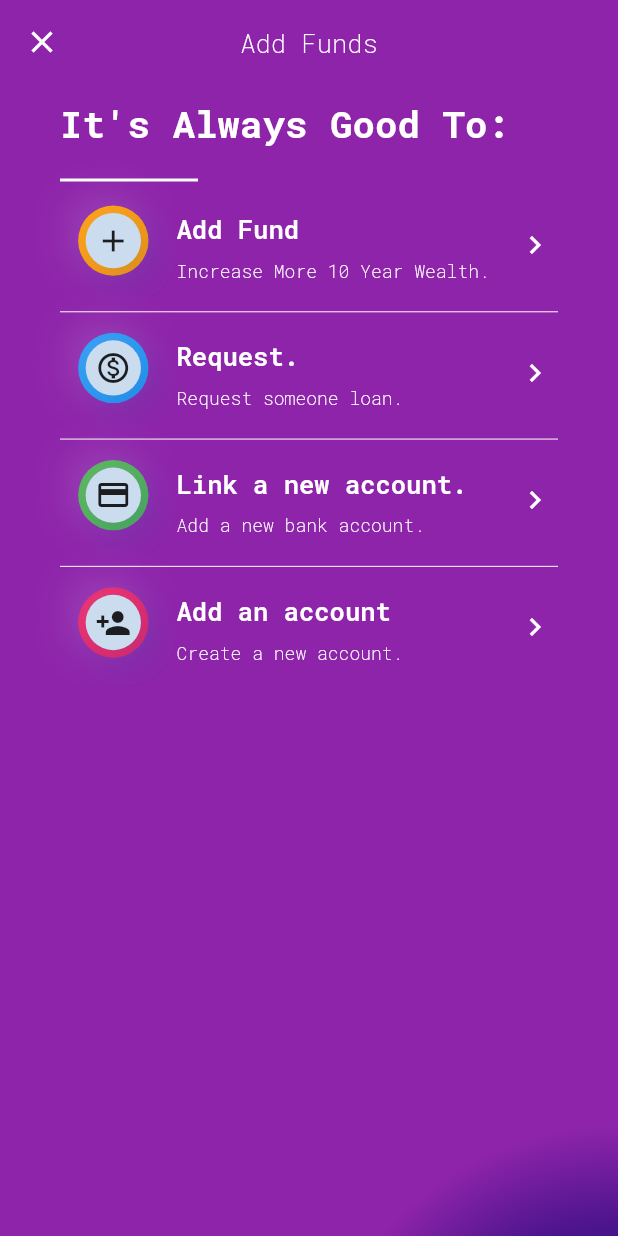
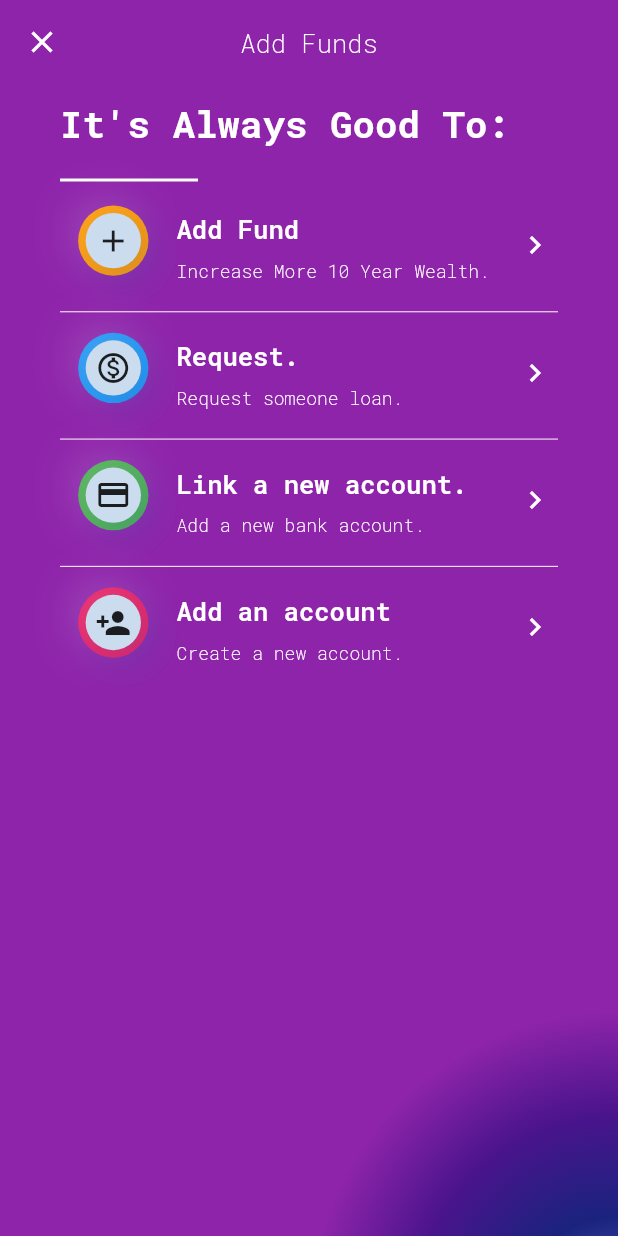
Before and after one commit to Chienja-Dev-Inc/wallet_ui_dev, a Flutter app: the WalletDashBoard screen opened directly, item 5 of the bottom bar chosen, after a tap on "Add", on a phone screen of 412 x 824 dp. Run offline on Flutter 3.47's test engine with Material 2 defaults, Android fonts, the phone set to English and light mode, and no system bars; our stand-ins replace auto_size_text, fl_chart, flutter_swiper, google_fonts, simple_animations, supercharged; missing offline and left inert: credit_card_slider.

```diff
--- a/lib/components/wallet_account.dart
+++ b/lib/components/wallet_account.dart
@@ -11,34 +11,48 @@ class WalletAccountContainer extends StatelessWidget {
       crossAxisAlignment: CrossAxisAlignment.start,
       children: [
         Container(
-          height: 180,
+          height: 200,
+          padding: EdgeInsets.all(10),
+          decoration: AppColors.kBoxDecorations,
           margin: EdgeInsets.symmetric(horizontal: width / 40),
           child: ListView(
             scrollDirection: Axis.horizontal,
-            children: [
-              SizedBox(width: 10),
-              Accounts(
-                currency: 'Ksh',
-                amount: '29812',
-                cents: '34',
-                bankaccount: 'Equity Bank',
-              ),
-              SizedBox(width: 10),
-              Accounts(
-                currency: 'Ksh',
-                amount: '212',
-                cents: '09',
-                bankaccount: 'KCB Bank',
-              ),
-              SizedBox(width: 10),
-              Accounts(
-                currency: '\$',
-                amount: '2812',
-                cents: '34',
-                bankaccount: 'Western Union',
-              ),
-              SizedBox(width: 10),
-            ],
+            children:  List.generate(8, (index) =>  Container(
+              padding: EdgeInsets.only(left: 10, right: 10),
+              child: Accounts(
+                  currency: 'Ksh',
+                  amount: '298$index',
+                  cents: '34',
+                  bankaccount: 'Equity Bank',
+                ),
+            ),),
+
+            // [
+            //   SizedBox(width: 10),
+            //   List.generate(18, (index) => Container()),
+            //   Accounts(
+            //     currency: 'Ksh',
+            //     amount: '29812',
+            //     cents: '34',
+            //     bankaccount: 'Equity Bank',
+            //   ),
+            //   SizedBox(width: 10),
+            //   Accounts(
+            //     currency: 'Ksh',
+            //     amount: '212',
+            //     cents: '09',
+            //     bankaccount: 'KCB Bank',
+            //   ),
+            //   SizedBox(width: 10),
+            //   Accounts(
+            //     currency: '\$',
+            //     amount: '2812',
+            //     cents: '34',
+            //     bankaccount: 'Western Union',
+            //   ),
+            //   SizedBox(width: 10),
+            // ],
+
           ),
         ),
       ],
@@ -58,7 +72,7 @@ class Accounts extends StatelessWidget {
   Widget build(BuildContext context) {
     return Container(
       height: 150,
-      width: 140,
+      width: 160,
       padding: EdgeInsets.all(1),
       decoration: BoxDecoration(
         boxShadow: AppColors.neumorpShadow,
@@ -73,6 +87,7 @@ class Accounts extends StatelessWidget {
         child: Column(
           children: [
             Row(
+              mainAxisAlignment: MainAxisAlignment.spaceBetween,
               children: <Widget>[
                 Expanded(
                   child: CircleAvatar(
--- a/lib/components/wallet_add_accounts.dart
+++ b/lib/components/wallet_add_accounts.dart
@@ -41,7 +41,7 @@ class WalletAddAccountContainer extends StatelessWidget {
                         context,
                         MaterialPageRoute(
                             builder: (context) => WalletSideBar())),
-                    title: 'Accounts',
+                    title: 'Accounts.',
                     icon: Icon(
                       Icons.add,
                       color: Colors.white,
--- a/lib/components/wallet_add_fund.dart
+++ b/lib/components/wallet_add_fund.dart
@@ -29,7 +29,7 @@ class WalletAddFund extends StatelessWidget {
           return SingleChildScrollView(
             scrollDirection: Axis.vertical,
             child: Container(
-              height: 900,
+              height: MediaQuery.of(context).size.height,
               decoration: BoxDecoration(
                 gradient: RadialGradient(
                   colors: AppColors.gradienColors,
--- a/lib/components/wallet_cashout_send_cash.dart
+++ b/lib/components/wallet_cashout_send_cash.dart
@@ -50,7 +50,7 @@ class SendMoney extends StatelessWidget {
                 Padding(
                   padding: const EdgeInsets.all(25.0),
                   child: Container(
-                    height: width / 6,
+                    height: width / 10,
                     width: width / 6,
                     decoration: BoxDecoration(
                       color: AppColors.primaryWhite,
@@ -134,7 +134,7 @@ class RequestMoney extends StatelessWidget {
                 Padding(
                   padding: const EdgeInsets.all(25.0),
                   child: Container(
-                    height: width / 6,
+                    height: width / 10,
                     width: width / 6,
                     decoration: BoxDecoration(
                         color: AppColors.primaryWhite,
--- a/lib/components/wallet_drawer_bar.dart
+++ b/lib/components/wallet_drawer_bar.dart
@@ -145,7 +145,7 @@ class WalletSideBar extends StatelessWidget {
                   ),
                   child: Padding(
                     padding: AppColors.navPading,
-                    child: Text('Accounts', style: AppColors.kFontNavStyle),
+                    child: Text('Accounts.', style: AppColors.kFontNavStyle),
                   ),
                 ),
                 Padding(
--- a/lib/home_dashboard/dashboard.dart
+++ b/lib/home_dashboard/dashboard.dart
@@ -25,7 +25,6 @@ class WalletDashBoard extends StatelessWidget {
       body: SingleChildScrollView(
         scrollDirection: Axis.vertical,
         child: Container(
-          // height: 1500,
           decoration: BoxDecoration(
             gradient: LinearGradient(
               colors: AppColors.gradienColors,
--- a/lib/home_page/home_page_widget.dart
+++ b/lib/home_page/home_page_widget.dart
@@ -21,7 +21,7 @@ class _HomePageWidgetState extends State<HomePageWidget> {
       body: SingleChildScrollView(
         scrollDirection: Axis.vertical,
               child: Container(
-                height: 800,
+                height: MediaQuery.of(context).size.height,
           decoration: BoxDecoration(
             gradient: RadialGradient(
               colors: [
```
Also changed, not shown: pubspec.lock.
